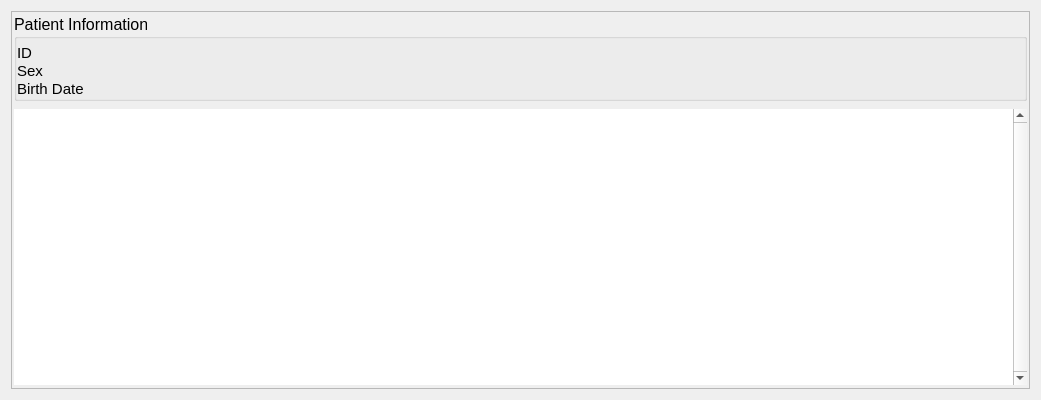
jcfr/CTK, file Libs/DICOM/Widgets/Resources/UI/ctkDICOMPatientItemWidget.ui: the form before one commit.
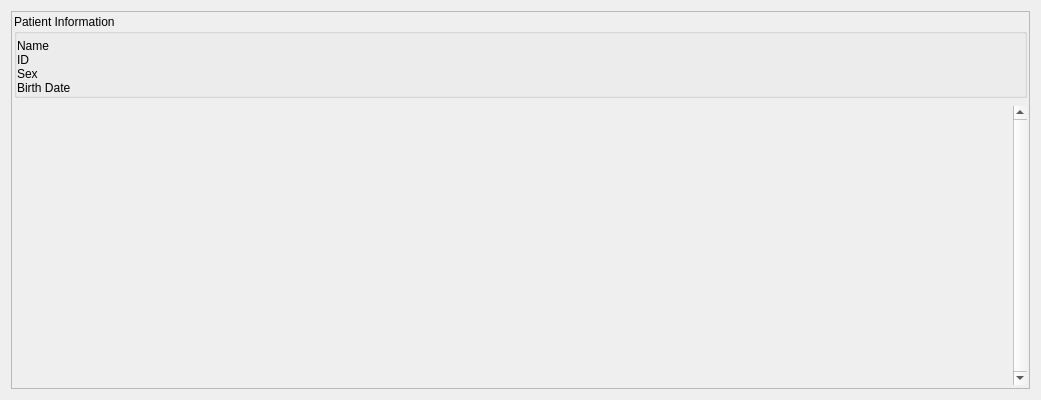
The form after the commit. Custom widgets are drawn as their Qt base class.

Commit message: ENH: Minor improvements for the  visual DICOM browser

```diff
--- a/Libs/DICOM/Widgets/Resources/UI/ctkDICOMPatientItemWidget.ui
+++ b/Libs/DICOM/Widgets/Resources/UI/ctkDICOMPatientItemWidget.ui
@@ -22,9 +22,6 @@
        <verstretch>0</verstretch>
       </sizepolicy>
      </property>
-     <property name="styleSheet">
-      <string notr="true"/>
-     </property>
      <property name="frameShape">
       <enum>QFrame::StyledPanel</enum>
      </property>
@@ -49,16 +46,8 @@
       </property>
       <item>
        <widget class="ctkCollapsibleGroupBox" name="PatientInfoCollapsibleGroupBox">
-        <property name="font">
-         <font>
-          <pointsize>12</pointsize>
-         </font>
-        </property>
-        <property name="styleSheet">
-         <string notr="true"/>
-        </property>
         <property name="title">
-         <string>Patient Information</string>
+         <string>Patient Information   </string>
         </property>
         <property name="flat">
          <bool>false</bool>
@@ -103,7 +92,7 @@
          </item>
          <item>
           <layout class="QFormLayout" name="PatientFormLayout">
-           <item row="0" column="0">
+           <item row="1" column="0">
             <widget class="QLabel" name="PatientIDLabel">
              <property name="minimumSize">
               <size>
@@ -111,23 +100,6 @@
                <height>0</height>
               </size>
              </property>
-             <property name="font">
-              <font>
-               <pointsize>11</pointsize>
-              </font>
-             </property>
-             <property name="frameShape">
-              <enum>QFrame::NoFrame</enum>
-             </property>
-             <property name="frameShadow">
-              <enum>QFrame::Plain</enum>
-             </property>
-             <property name="lineWidth">
-              <number>0</number>
-             </property>
-             <property name="midLineWidth">
-              <number>0</number>
-             </property>
              <property name="text">
               <string>ID</string>
              </property>
@@ -138,11 +110,11 @@
               <set>Qt::AlignLeading|Qt::AlignLeft|Qt::AlignVCenter</set>
              </property>
              <property name="margin">
-              <number>10</number>
+              <number>3</number>
              </property>
             </widget>
            </item>
-           <item row="1" column="0">
+           <item row="2" column="0">
             <widget class="QLabel" name="PatientSexLabel">
              <property name="minimumSize">
               <size>
@@ -150,11 +122,6 @@
                <height>0</height>
               </size>
              </property>
-             <property name="font">
-              <font>
-               <pointsize>11</pointsize>
-              </font>
-             </property>
              <property name="text">
               <string>Sex</string>
              </property>
@@ -162,32 +129,27 @@
               <set>Qt::AlignLeading|Qt::AlignLeft|Qt::AlignVCenter</set>
              </property>
              <property name="margin">
-              <number>10</number>
+              <number>3</number>
              </property>
             </widget>
            </item>
-           <item row="1" column="1">
+           <item row="2" column="1">
             <widget class="QLabel" name="PatientSexValueLabel">
-             <property name="font">
-              <font>
-               <pointsize>11</pointsize>
-              </font>
-             </property>
              <property name="text">
               <string/>
              </property>
              <property name="alignment">
-              <set>Qt::AlignCenter</set>
+              <set>Qt::AlignLeading|Qt::AlignLeft|Qt::AlignVCenter</set>
              </property>
              <property name="margin">
-              <number>10</number>
+              <number>3</number>
              </property>
              <property name="textInteractionFlags">
               <set>Qt::LinksAccessibleByMouse|Qt::TextSelectableByKeyboard|Qt::TextSelectableByMouse</set>
              </property>
             </widget>
            </item>
-           <item row="2" column="0">
+           <item row="3" column="0">
             <widget class="QLabel" name="PatientBirthDateLabel">
              <property name="minimumSize">
               <size>
@@ -195,11 +157,6 @@
                <height>0</height>
               </size>
              </property>
-             <property name="font">
-              <font>
-               <pointsize>11</pointsize>
-              </font>
-             </property>
              <property name="text">
               <string>Birth Date</string>
              </property>
@@ -207,38 +164,28 @@
               <set>Qt::AlignLeading|Qt::AlignLeft|Qt::AlignVCenter</set>
              </property>
              <property name="margin">
-              <number>10</number>
+              <number>3</number>
              </property>
             </widget>
            </item>
-           <item row="2" column="1">
+           <item row="3" column="1">
             <widget class="QLabel" name="PatientBirthDateValueLabel">
-             <property name="font">
-              <font>
-               <pointsize>11</pointsize>
-              </font>
-             </property>
              <property name="text">
               <string/>
              </property>
              <property name="alignment">
-              <set>Qt::AlignCenter</set>
+              <set>Qt::AlignLeading|Qt::AlignLeft|Qt::AlignVCenter</set>
              </property>
              <property name="margin">
-              <number>10</number>
+              <number>3</number>
              </property>
              <property name="textInteractionFlags">
               <set>Qt::LinksAccessibleByMouse|Qt::TextSelectableByKeyboard|Qt::TextSelectableByMouse</set>
              </property>
             </widget>
            </item>
-           <item row="0" column="1">
+           <item row="1" column="1">
             <widget class="QLabel" name="PatientIDValueLabel">
-             <property name="font">
-              <font>
-               <pointsize>11</pointsize>
-              </font>
-             </property>
              <property name="frameShape">
               <enum>QFrame::NoFrame</enum>
              </property>
@@ -255,10 +202,39 @@
               <string/>
              </property>
              <property name="alignment">
-              <set>Qt::AlignCenter</set>
+              <set>Qt::AlignLeading|Qt::AlignLeft|Qt::AlignVCenter</set>
              </property>
              <property name="margin">
-              <number>10</number>
+              <number>3</number>
+             </property>
+             <property name="textInteractionFlags">
+              <set>Qt::LinksAccessibleByMouse|Qt::TextSelectableByKeyboard|Qt::TextSelectableByMouse</set>
+             </property>
+            </widget>
+           </item>
+           <item row="0" column="0">
+            <widget class="QLabel" name="PatientNameLabel">
+             <property name="minimumSize">
+              <size>
+               <width>100</width>
+               <height>0</height>
+              </size>
+             </property>
+             <property name="text">
+              <string>Name</string>
+             </property>
+             <property name="margin">
+              <number>3</number>
+             </property>
+            </widget>
+           </item>
+           <item row="0" column="1">
+            <widget class="QLabel" name="PatientNameValueLabel">
+             <property name="text">
+              <string/>
+             </property>
+             <property name="margin">
+              <number>3</number>
              </property>
              <property name="textInteractionFlags">
               <set>Qt::LinksAccessibleByMouse|Qt::TextSelectableByKeyboard|Qt::TextSelectableByMouse</set>
@@ -294,9 +270,6 @@
           <verstretch>2</verstretch>
          </sizepolicy>
         </property>
-        <property name="styleSheet">
-         <string notr="true"/>
-        </property>
         <property name="frameShape">
          <enum>QFrame::NoFrame</enum>
         </property>
@@ -318,12 +291,9 @@
            <x>0</x>
            <y>0</y>
            <width>996</width>
-           <height>181</height>
+           <height>191</height>
           </rect>
          </property>
-         <property name="styleSheet">
-          <string notr="true">background-color: rgb(255, 255, 255);</string>
-         </property>
          <layout class="QVBoxLayout" name="verticalLayout_5"/>
         </widget>
        </widget>
```
Left out of the diff: 3 changed lines with no effect on the pictures. The commit also changes 35 other files.
